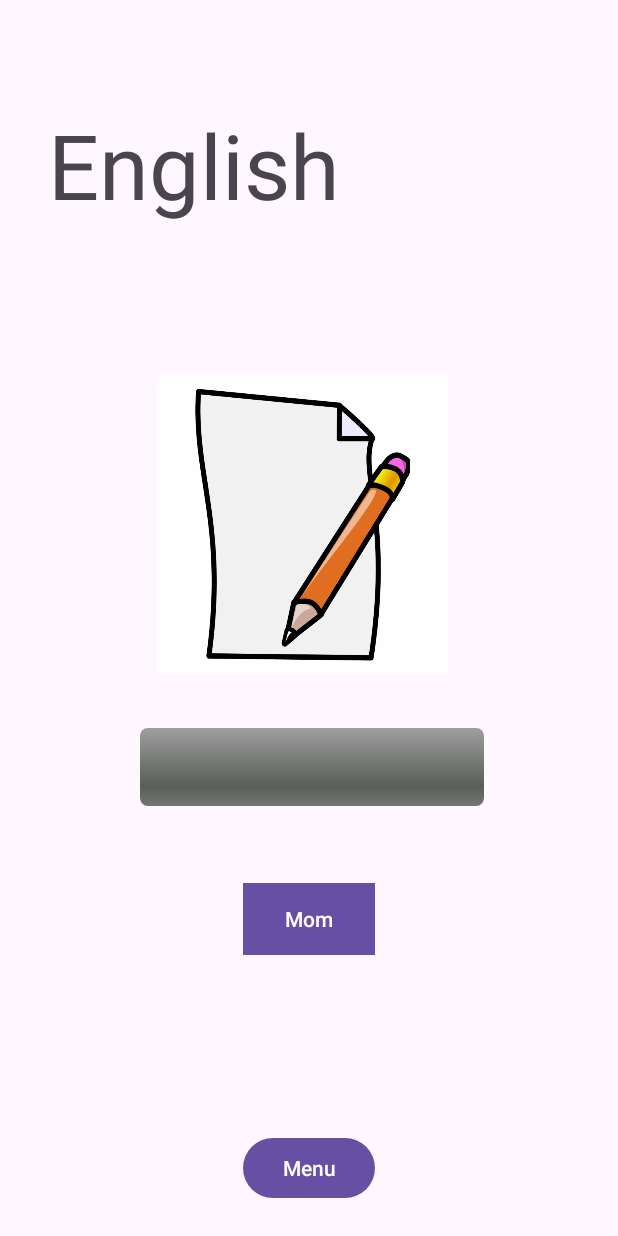
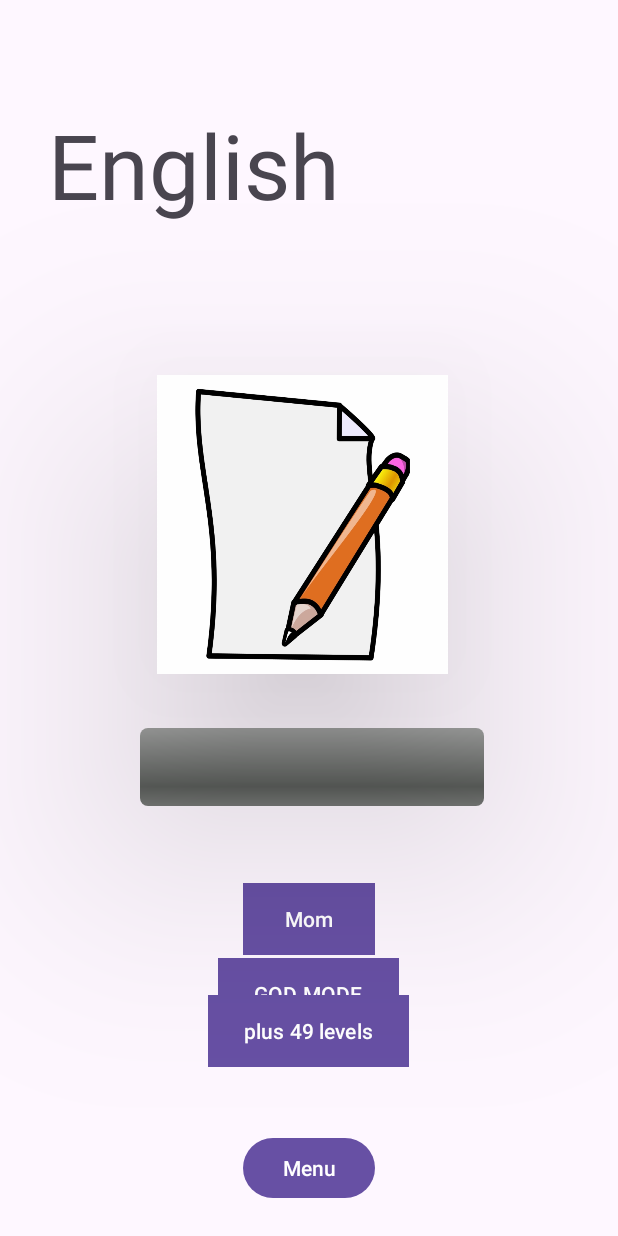
Before and after one commit to ByteBrigadeFullsail/AttackOfTheSchoolGame, an Android app: the AssignmentScreen screen opened directly, with no data from a screen before it, on a phone screen of 412 x 824 dp. Run offline under Robolectric (Android 15) with nearby library versions, the phone set to English and light mode, and no system bars; our stand-ins replace data binding; 2 statements that could not run were skipped.

```diff
--- a/app/src/main/java/com/bytebrigade/attackoftheschool/gameplay/assignment/Assignment.java
+++ b/app/src/main/java/com/bytebrigade/attackoftheschool/gameplay/assignment/Assignment.java
@@ -8,7 +8,7 @@ import static com.bytebrigade.attackoftheschool.gameplay.Profile.level;
 
 public class Assignment implements Clickable {
     private Long maxClickAmount;
-    private Long clickStrength = 1L;
+    public Long clickStrength = 1L;
     private Long currentClickAmount;
     private AssignmentName assignmentName;
     private CallBack caller;
--- a/app/src/main/res/layout/activity_assignment_screen.xml
+++ b/app/src/main/res/layout/activity_assignment_screen.xml
@@ -40,6 +40,7 @@
                 android:paddingHorizontal="16dp"
                 android:clickable="true"
                 android:focusable="true"
+                android:elevation="100dp"
                 android:orientation="horizontal"
                 tools:ignore="MissingConstraints"
                 android:layout_marginTop="100dp"
@@ -96,5 +97,37 @@
                 app:layout_constraintBottom_toTopOf="@+id/menuButton"
                 android:layout_marginTop="35dp"
                 app:layout_constraintTop_toBottomOf="@+id/progressBar" />
+        <Button
+                android:id="@+id/godMode"
+                android:layout_width="wrap_content"
+                android:layout_height="wrap_content"
+                android:text="GOD MODE"
+                android:background="#04A1E8"
+                android:backgroundTint="#03A9F4"
+                tools:ignore="MissingConstraints"
+                app:layout_constraintStart_toStartOf="parent"
+                android:layout_marginStart="161dp"
+                android:layout_marginEnd="162dp"
+                app:layout_constraintEnd_toEndOf="parent"
+                android:layout_marginBottom="102dp"
+                app:layout_constraintBottom_toTopOf="@+id/menuButton"
+                android:layout_marginTop="35dp"
+                app:layout_constraintTop_toBottomOf="@+id/helper_button" />
+        <Button
+                android:id="@+id/plus49"
+                android:layout_width="wrap_content"
+                android:layout_height="wrap_content"
+                android:text="plus 49 levels"
+                android:background="#04A1E8"
+                android:backgroundTint="#03A9F4"
+                tools:ignore="MissingConstraints"
+                app:layout_constraintStart_toStartOf="parent"
+                android:layout_marginStart="161dp"
+                android:layout_marginEnd="162dp"
+                app:layout_constraintEnd_toEndOf="parent"
+                android:layout_marginBottom="102dp"
+                app:layout_constraintBottom_toTopOf="@+id/menuButton"
+                android:layout_marginTop="35dp"
+                app:layout_constraintTop_toBottomOf="@+id/godMode" />
     </androidx.constraintlayout.widget.ConstraintLayout>
 </layout>
```
Also changed, not shown: app/src/main/java/com/bytebrigade/attackoftheschool/gameplay/AssignmentScreen.java (+72 -3 lines), app/src/main/res/drawable/englishproff_0.webp (added).
